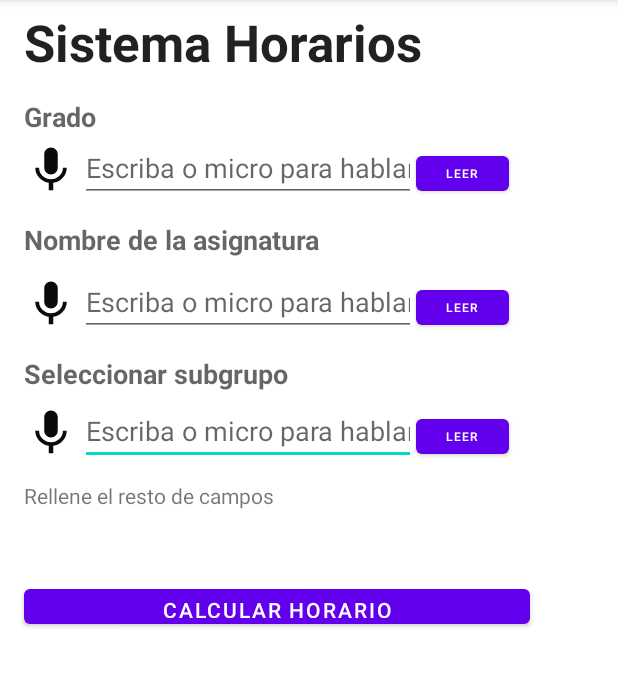
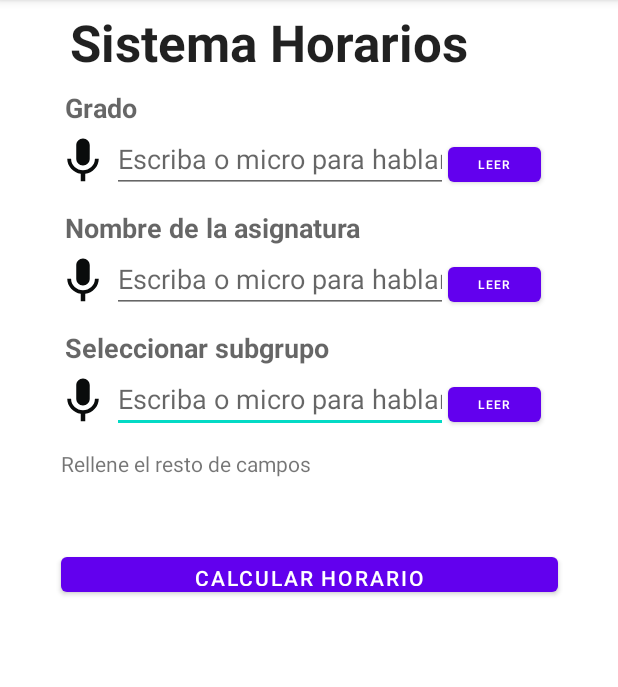
Before and after one commit to MiklosLaszlo/NPI, an Android app: the screen it shows after launch (MainActivity), on a phone screen of 412 x 824 dp, the part 84-771 px from its top. Run offline under Robolectric (Android 15) with nearby library versions, the phone set to English and light mode, and no system bars; our stand-ins replace Room's generated code.

Commit message:
Cambios ligeros al Layout

```diff
--- a/P2/app/src/main/java/com/example/asignaturashorario/MainActivity.java
+++ b/P2/app/src/main/java/com/example/asignaturashorario/MainActivity.java
@@ -4,6 +4,8 @@ import androidx.annotation.NonNull;
 import androidx.appcompat.app.AppCompatActivity;
 import androidx.core.app.ActivityCompat;
 import androidx.core.content.ContextCompat;
+
+import android.util.DisplayMetrics;
 
 import android.Manifest;
 import android.content.Intent;
@@ -67,7 +69,12 @@ public class MainActivity extends AppCompatActivity {
 
         for(Asignatura a : asignaturas){
             Log.i(TAG, a.nombre);
+            Log.i(TAG, a.grado);
+            Log.i(TAG, String.valueOf(a.cuatri));
         }
+
+        DisplayMetrics displayMetrics = new DisplayMetrics();
+        getWindowManager().getDefaultDisplay().getMetrics(displayMetrics);
 
         super.onCreate(savedInstanceState);
         setContentView(R.layout.activity_main);
--- a/P2/app/src/main/java/database/AsignaturaDAO.java
+++ b/P2/app/src/main/java/database/AsignaturaDAO.java
@@ -12,15 +12,15 @@ public interface AsignaturaDAO {
     List<Asignatura> getAll();
 
     @Query("SELECT * FROM asignatura WHERE asignatura.grado=:grado")
-    List<Asignatura> getAllGrado(int grado);
+    List<Asignatura> getAllGrado(String grado);
 
     @Query("SELECT id FROM asignatura WHERE asignatura.grado=:grado AND UPPER(asignatura.nombre) LIKE UPPER(:nombre)")
-    List<Integer> getAsignaturaId(int grado, String nombre);
+    List<Integer> getAsignaturaId(String grado, String nombre);
 
     @Query("SELECT * FROM asignatura, subgrupo WHERE asignatura.id=subgrupo.asignaturaId")
     Map<Asignatura, List<Subgrupo>> getAllSubgrupos();
 
     @Query("SELECT * FROM asignatura, subgrupo WHERE asignatura.id=subgrupo.asignaturaId AND subgrupo.teoria=:teoria")
-    Map<Asignatura, List<Subgrupo>> getSubgrupo(Boolean teoria);
+    Map<Asignatura, List<Subgrupo>> getSubgrupo(int teoria);
 
 }
--- a/P2/app/src/main/java/database/HorariosDatabase.java
+++ /dev/null
@@ -1,4 +0,0 @@
-package database;
-
-public class HorariosDatabase {
-}
--- a/P2/app/src/main/res/layout/activity_main.xml
+++ b/P2/app/src/main/res/layout/activity_main.xml
@@ -11,6 +11,8 @@
         android:layout_width="337dp"
         android:layout_height="48dp"
         android:layout_marginStart="16dp"
+        android:layout_marginEnd="16dp"
+        app:layout_constraintEnd_toEndOf="parent"
         app:layout_constraintStart_toStartOf="parent"
         app:layout_constraintTop_toBottomOf="@+id/textoplano3">
 
@@ -45,6 +47,8 @@
         android:layout_width="337dp"
         android:layout_height="48dp"
         android:layout_marginStart="16dp"
+        android:layout_marginEnd="16dp"
+        app:layout_constraintEnd_toEndOf="parent"
         app:layout_constraintStart_toStartOf="parent"
         app:layout_constraintTop_toBottomOf="@+id/Textoplano">
 
@@ -79,6 +83,8 @@
         android:layout_width="337dp"
         android:layout_height="48dp"
         android:layout_marginStart="16dp"
+        android:layout_marginEnd="16dp"
+        app:layout_constraintEnd_toEndOf="parent"
         app:layout_constraintStart_toStartOf="parent"
         app:layout_constraintTop_toBottomOf="@+id/textoplano2">
 
@@ -113,44 +119,51 @@
         android:layout_width="325dp"
         android:layout_height="24dp"
         android:layout_marginStart="16dp"
-        android:layout_marginTop="10dp"
+        android:layout_marginTop="8dp"
+        android:layout_marginEnd="16dp"
         android:text="Grado"
         android:textAllCaps="false"
         android:textAppearance="@style/TextAppearance.AppCompat.Medium"
         android:textStyle="bold"
+        app:layout_constraintEnd_toEndOf="parent"
         app:layout_constraintStart_toStartOf="parent"
         app:layout_constraintTop_toBottomOf="@+id/textView4" />
 
     <TextView
         android:id="@+id/textoplano2"
-        android:layout_width="281dp"
-        android:layout_height="31dp"
+        android:layout_width="325dp"
+        android:layout_height="24dp"
         android:layout_marginStart="16dp"
-        android:layout_marginTop="10dp"
+        android:layout_marginTop="8dp"
+        android:layout_marginEnd="16dp"
         android:text="Nombre de la asignatura"
         android:textAppearance="@style/TextAppearance.AppCompat.Medium"
         android:textStyle="bold"
+        app:layout_constraintEnd_toEndOf="parent"
         app:layout_constraintStart_toStartOf="parent"
         app:layout_constraintTop_toBottomOf="@+id/linearLayout" />
 
     <TextView
         android:id="@+id/textoplano3"
-        android:layout_width="279dp"
-        android:layout_height="28dp"
+        android:layout_width="325dp"
+        android:layout_height="24dp"
         android:layout_marginStart="16dp"
-        android:layout_marginTop="10dp"
+        android:layout_marginTop="8dp"
+        android:layout_marginEnd="16dp"
         android:text="Seleccionar subgrupo"
         android:textAppearance="@style/TextAppearance.AppCompat.Medium"
         android:textStyle="bold"
+        app:layout_constraintEnd_toEndOf="parent"
         app:layout_constraintStart_toStartOf="parent"
         app:layout_constraintTop_toBottomOf="@+id/linearLayout2" />
 
     <TextView
         android:id="@+id/textView4"
-        android:layout_width="352dp"
-        android:layout_height="50dp"
+        android:layout_width="319dp"
+        android:layout_height="46dp"
         android:layout_marginStart="16dp"
         android:layout_marginTop="5dp"
+        android:layout_marginEnd="16dp"
         android:text="Sistema Horarios"
         android:textAppearance="@style/TextAppearance.AppCompat.Large"
         android:textDirection="inherit"
@@ -158,26 +171,37 @@
         android:textSize="34sp"
         android:textStyle="bold"
         android:verticalScrollbarPosition="defaultPosition"
+        app:layout_constraintEnd_toEndOf="parent"
         app:layout_constraintStart_toStartOf="parent"
         app:layout_constraintTop_toTopOf="parent" />
 
+    <LinearLayout
+        android:layout_width="363dp"
+        android:layout_height="343dp"
+        android:layout_marginStart="16dp"
+        android:layout_marginTop="8dp"
+        android:layout_marginEnd="16dp"
+        android:orientation="vertical"
+        app:layout_constraintEnd_toEndOf="parent"
+        app:layout_constraintStart_toStartOf="parent"
+        app:layout_constraintTop_toBottomOf="@+id/linearLayout3">
+
         <TextView
             android:id="@+id/textosalida"
-        android:layout_width="337dp"
+            android:layout_width="match_parent"
             android:layout_height="66dp"
             android:layout_marginStart="16dp"
-        android:layout_marginTop="8dp"
-        android:text="Rellene el resto de campos"
-        app:layout_constraintStart_toStartOf="parent"
-        app:layout_constraintTop_toBottomOf="@+id/linearLayout3" />
+            android:layout_marginEnd="16dp"
+            android:text="Rellene el resto de campos" />
 
         <Button
             android:id="@+id/button3"
-        android:layout_width="337dp"
+            android:layout_width="match_parent"
             android:layout_height="35dp"
             android:layout_marginStart="16dp"
+            android:layout_marginEnd="16dp"
             android:text="Calcular horario"
-        app:layout_constraintStart_toStartOf="parent"
             app:layout_constraintTop_toBottomOf="@+id/textosalida" />
+    </LinearLayout>
 
 </androidx.constraintlayout.widget.ConstraintLayout>
```
Also changed, not shown: 2 other files. Lines whose indentation alone changed are shown as unchanged.
